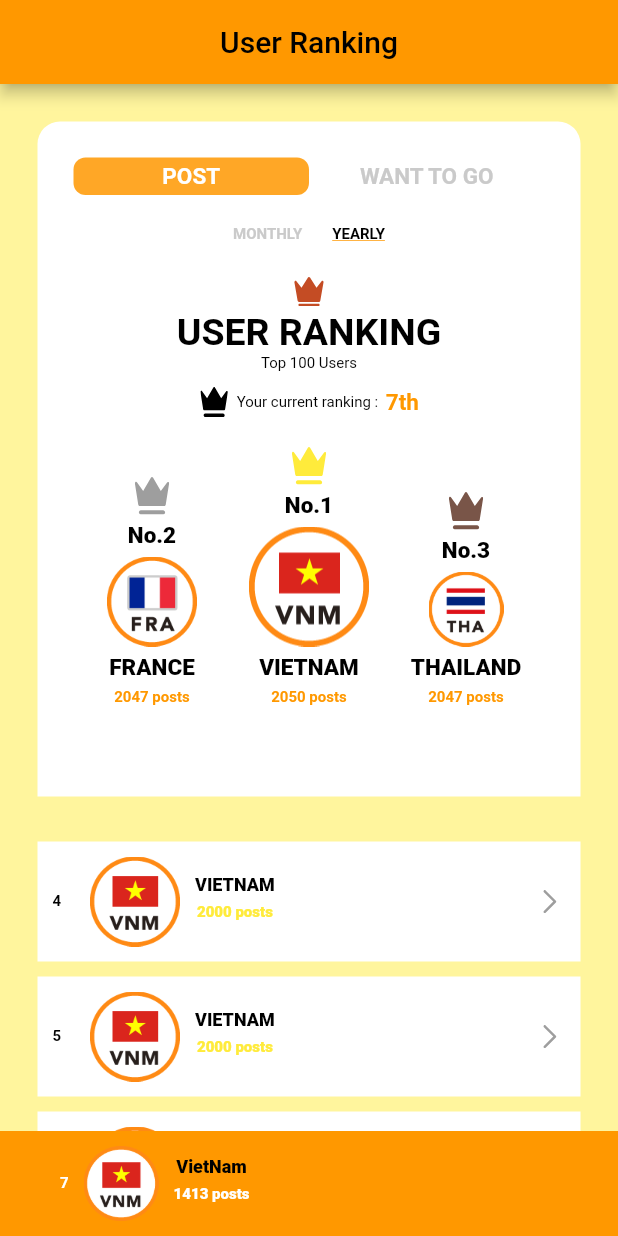
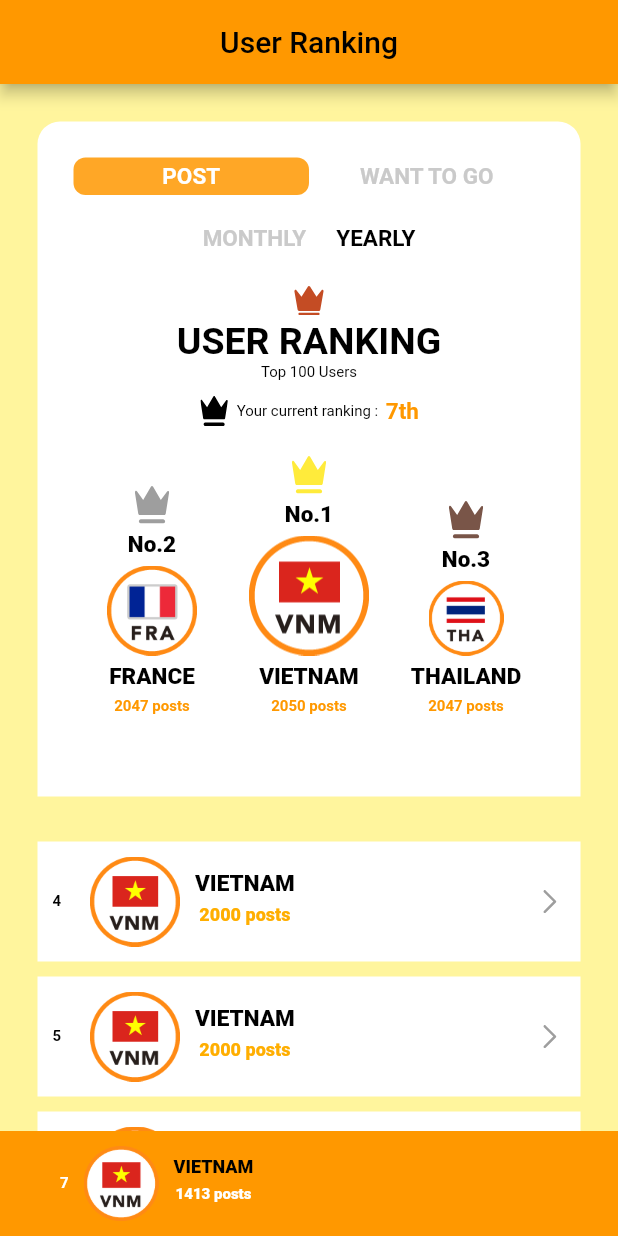
Before and after one commit to Dung-Luu-Tuan/flutter_user_ranking, a Flutter app: the screen it shows after launch, on a phone screen of 412 x 824 dp. Run offline on Flutter 3.47's test engine with Material 2 defaults, Android fonts, the phone set to English and light mode, and no system bars; our stand-ins replace flutter_svg.

Commit message:
make a tab feature

```diff
--- a/lib/main.dart
+++ b/lib/main.dart
@@ -37,6 +37,8 @@ class MyHomePage extends StatefulWidget {
 
 class _MyHomePageState extends State<MyHomePage> {
   bool isReadMore = false;
+  bool isPost = true;
+  bool isYearly = true;
 
   @override
   Widget build(BuildContext context) {
@@ -66,44 +68,62 @@ class _MyHomePageState extends State<MyHomePage> {
                                 Row(
                                   children: <Widget>[
                                     Expanded(
+                                        child: InkWell(
+                                            onTap: () =>
+                                                setState(() => {isPost = true}),
                                             child: Container(
                                               height: 25,
                                               decoration: BoxDecoration(
-                                          color: Colors.orange[400],
+                                                color: isPost
+                                                    ? Colors.orange[400]
+                                                    : Colors.white,
                                                 borderRadius:
                                                     BorderRadius.circular(8),
                                               ),
-                                        child: const Center(
+                                              child: Center(
                                                 child: Text('POST',
                                                     textAlign: TextAlign.center,
                                                     style: TextStyle(
                                                       fontSize: 15,
-                                                fontWeight: FontWeight.bold,
+                                                      fontWeight:
+                                                          FontWeight.bold,
                                                       fontFamily: 'Roboto',
-                                                color: Color.fromARGB(
-                                                    255, 255, 255, 255),
+                                                      color: isPost
+                                                          ? const Color
+                                                                  .fromARGB(255,
+                                                              255, 255, 255)
+                                                          : const Color
+                                                                  .fromARGB(255,
+                                                              202, 202, 202),
                                                     )),
                                               ),
-                                      ),
-                                    ),
+                                            ))),
                                     Expanded(
+                                      child: InkWell(
+                                        onTap: () =>
+                                            setState(() => {isPost = false}),
                                         child: Container(
                                           height: 25,
                                           decoration: BoxDecoration(
-                                          color: Colors.white,
+                                            color: !isPost
+                                                ? Colors.orange[400]
+                                                : Colors.white,
                                             borderRadius:
                                                 BorderRadius.circular(12),
                                           ),
-                                        child: const Center(
+                                          child: Center(
                                               child: Text('WANT TO GO',
                                                   textAlign: TextAlign.center,
                                                   style: TextStyle(
                                                     fontSize: 15,
                                                     fontWeight: FontWeight.bold,
                                                     fontFamily: 'Roboto',
-                                                color: Color.fromARGB(
+                                                    color: !isPost
+                                                        ? const Color.fromARGB(
+                                                            255, 255, 255, 255)
+                                                        : const Color.fromARGB(
                                                             255, 202, 202, 202),
-                                              )),
+                                                  ))),
                                         ),
                                       ),
                                     ),
@@ -122,14 +142,19 @@ class _MyHomePageState extends State<MyHomePage> {
                                           borderRadius:
                                               BorderRadius.circular(12),
                                         ),
-                                        child: const Text('MONTHLY',
+                                        child: InkWell(
+                                            onTap: () => setState(
+                                                () => {isYearly = false}),
+                                            child: Text('MONTHLY',
                                                 style: TextStyle(
-                                              fontSize: 10,
+                                                  fontSize: 15,
                                                   fontWeight: FontWeight.bold,
                                                   fontFamily: 'Roboto',
-                                              color: Color.fromARGB(
+                                                  color: !isYearly
+                                                      ? Colors.black
+                                                      : const Color.fromARGB(
                                                           255, 202, 202, 202),
-                                            )),
+                                                ))),
                                       ),
                                     ),
                                     Expanded(
@@ -142,16 +167,23 @@ class _MyHomePageState extends State<MyHomePage> {
                                           borderRadius:
                                               BorderRadius.circular(12),
                                         ),
-                                        child: const Text('YEARLY',
+                                        child: InkWell(
+                                            onTap: () => setState(
+                                                () => {isYearly = true}),
+                                            child: Text('YEARLY',
                                                 style: TextStyle(
-                                              fontSize: 10,
+                                                  fontSize: 15,
                                                   fontWeight: FontWeight.bold,
                                                   fontFamily: 'Roboto',
-                                              color: Colors.black,
-                                              decoration:
-                                                  TextDecoration.underline,
-                                              decorationColor: Colors.orange,
-                                            )),
+                                                  color: isYearly
+                                                      ? Colors.black
+                                                      : const Color.fromARGB(
+                                                          255, 202, 202, 202),
+                                                  // decoration:
+                                                  //     TextDecoration.underline,
+                                                  // decorationColor:
+                                                  //     Colors.orange,
+                                                ))),
                                       ),
                                     ),
                                   ],
@@ -259,9 +291,9 @@ class _MyHomePageState extends State<MyHomePage> {
                                     ),
                                   ],
                                 ),
-                                const TopRank(),
+                                TopRank(isPost: isPost, isYearly: isYearly),
                               ])),
-                      const RankingList(),
+                      RankingList(isPost: isPost),
                       SizedBox(
                         width: 500,
                         child: Column(
@@ -307,7 +339,7 @@ class _MyHomePageState extends State<MyHomePage> {
                       )
                     ],
                   )))),
-      bottomNavigationBar: const BottomNavigation(),
+      bottomNavigationBar: BottomNavigation(isPost: isPost),
       backgroundColor: Colors.yellow[200],
     );
   }
--- a/lib/screens/list_view_screen.dart
+++ b/lib/screens/list_view_screen.dart
@@ -1,26 +1,49 @@
 import 'package:flutter/material.dart';
 
 class SecondRoute extends StatelessWidget {
-  const SecondRoute({super.key, required this.s});
+  const SecondRoute({super.key, required this.s, required this.detail});
 
   final String s;
+  final String detail;
+
+  final String japan =
+      'Japan, island country lying off the east coast of Asia. It consists of a great string of islands in a northeast-southwest arc that stretches for approximately 1,500 miles (2,400 km) through the western North Pacific Ocean. Nearly the entire land area is taken up by the country’s four main islands; from north to south these are Hokkaido (Hokkaidō), Honshu (Honshū), Shikoku, and Kyushu (Kyūshū). Honshu is the largest of the four, followed in size by Hokkaido, Kyushu, and Shikoku.';
+  final String vietnam =
+      'Vietnam is a long, narrow nation shaped like the letter s. It is in Southeast Asia on the eastern edge of the peninsula known as Indochina. Its neighbors include China to the north and Laos and Cambodia to the west. The South China Sea lies to the east and south. The mountains of the Annam Cordillera rise over most of the western side of Vietnam, while a thousand-mile (1,600-kilometer) coastline dominates the east.';
 
   @override
   Widget build(BuildContext context) {
-    final ButtonStyle style =
-        ElevatedButton.styleFrom(textStyle: const TextStyle(fontSize: 50));
+    // final ButtonStyle style =
+    //     ElevatedButton.styleFrom(textStyle: const TextStyle(fontSize: 50));
 
     return Scaffold(
       appBar: AppBar(
         title: const Text('Second Route'),
       ),
       body: Center(
-        child: ElevatedButton(
-          style: style,
-          onPressed: () {
-            Navigator.pop(context);
-          },
-          child: Text("The user rank is: $s"),
+        child: Column(
+          mainAxisAlignment: MainAxisAlignment.start,
+          children: [
+            Expanded(
+              flex: 0,
+              child: Image.asset(
+                'assets/images/category/${detail == 'VIETNAM' ? 'category icon-34.png' : 'category icon-18.png'}',
+                width: 200,
+                height: 200,
+              ),
+            ),
+            Expanded(
+                flex: 0,
+                child: Padding(
+                  padding: const EdgeInsets.all(25.0),
+                  child: Text(detail == 'VIETNAM' ? vietnam : japan,
+                      style: const TextStyle(
+                          fontSize: 20,
+                          fontWeight: FontWeight.w800,
+                          fontFamily: 'Roboto',
+                          color: Colors.black)),
+                ))
+          ],
         ),
       ),
     );
--- a/lib/widgets/bottom_navigation.dart
+++ b/lib/widgets/bottom_navigation.dart
@@ -1,7 +1,11 @@
 import 'package:flutter/material.dart';
 
+import 'list_view.dart';
+
 class BottomNavigation extends StatelessWidget {
-  const BottomNavigation({super.key});
+  const BottomNavigation({super.key, required this.isPost});
+
+  final bool isPost;
 
   @override
   Widget build(BuildContext context) {
@@ -32,7 +36,7 @@ class BottomNavigation extends StatelessWidget {
                   child: Container(
                     margin: const EdgeInsets.only(right: 10, left: 10),
                     child: Image.asset(
-                      'assets/images/category/category icon-34.png',
+                      'assets/images/category/${isPost ? lists[0].avatar : lists2[0].avatar}',
                       width: 50,
                       height: 50,
                     ),
@@ -46,8 +50,11 @@ class BottomNavigation extends StatelessWidget {
                         flex: 0,
                         child: Container(
                           margin: const EdgeInsets.only(top: 0, left: 0),
-                          child: const Text('VietNam',
-                              style: TextStyle(
+                          child: Text(
+                              isPost
+                                  ? lists[0].name.toString()
+                                  : lists2[0].name.toString(),
+                              style: const TextStyle(
                                 fontSize: 12,
                                 fontWeight: FontWeight.w800,
                                 fontFamily: 'Roboto',
--- a/lib/widgets/list_view.dart
+++ b/lib/widgets/list_view.dart
@@ -21,8 +21,20 @@ final lists = List.generate(
   ),
 );
 
+final lists2 = List.generate(
+  96,
+  (i) => DetailListView(
+    i,
+    'category icon-18.png',
+    'JAPAN',
+    2000,
+  ),
+);
+
 class RankingList extends StatelessWidget {
-  const RankingList({super.key});
+  const RankingList({super.key, required this.isPost});
+
+  final bool isPost;
   @override
   Widget build(BuildContext context) {
     return Container(
@@ -35,7 +47,8 @@ class RankingList extends StatelessWidget {
                 physics: const NeverScrollableScrollPhysics(),
                 itemCount: 96,
                 itemBuilder: (BuildContext context, int index) {
-                  return ListViewDetail(detail: lists[index]);
+                  return ListViewDetail(
+                      detail: isPost ? lists[index] : lists2[index]);
                 }),
           )
         ]));
--- a/lib/widgets/list_view_detail.dart
+++ b/lib/widgets/list_view_detail.dart
@@ -52,9 +52,9 @@ class ListViewDetail extends StatelessWidget {
                           flex: 0,
                           child: Container(
                             margin: const EdgeInsets.only(top: 0, left: 0),
-                            child: Text(detail.name.toString(),
+                            child: Text(detail.name,
                                 style: const TextStyle(
-                                  fontSize: 12,
+                                  fontSize: 15,
                                   fontWeight: FontWeight.w800,
                                   fontFamily: 'Roboto',
                                   color: Colors.black,
@@ -67,10 +67,10 @@ class ListViewDetail extends StatelessWidget {
                             margin: const EdgeInsets.only(top: 5, bottom: 5),
                             child: Text('${detail.posts.toString()} posts',
                                 style: const TextStyle(
-                                    fontSize: 10,
+                                    fontSize: 12,
                                     fontWeight: FontWeight.w800,
                                     fontFamily: 'Roboto',
-                                    color: Colors.yellow)),
+                                    color: Color.fromARGB(255, 255, 174, 0))),
                           ),
                         ),
                       ],
@@ -84,8 +84,9 @@ class ListViewDetail extends StatelessWidget {
                     Navigator.push(
                       context,
                       MaterialPageRoute(
-                          builder: (context) =>
-                              SecondRoute(s: list[detail.index].toString())),
+                          builder: (context) => SecondRoute(
+                              s: list[detail.index].toString(),
+                              detail: detail.name)),
                     );
                   },
                   child: SvgPicture.asset(
--- a/lib/widgets/top_rank.dart
+++ b/lib/widgets/top_rank.dart
@@ -2,7 +2,7 @@ import 'package:flutter/material.dart';
 
 import 'top_rank_detail.dart';
 
-List<DetailRank> fakeTopRankLists = [
+List<DetailRank> fakeTopRankLists1 = [
   const DetailRank(
     'category icon-11.png',
     'FRANCE',
@@ -23,13 +23,39 @@ List<DetailRank> fakeTopRankLists = [
   )
 ];
 
+List<DetailRank> fakeTopRankLists2 = [
+  const DetailRank(
+    'category icon-17.png',
+    'ITALIA',
+    2047,
+    'top2',
+  ),
+  const DetailRank(
+    'category icon-18.png',
+    'JAPAN',
+    2047,
+    'top1',
+  ),
+  const DetailRank(
+    'category icon-20.png',
+    'KOREA',
+    2050,
+    'top3',
+  ),
+];
+
 class TopRank extends StatelessWidget {
-  const TopRank({super.key});
+  const TopRank({super.key, required this.isPost, required this.isYearly});
+
+  final bool isPost;
+  final bool isYearly;
 
   @override
   Widget build(BuildContext context) {
     return Row(mainAxisAlignment: MainAxisAlignment.start, children: [
-      for (var item in fakeTopRankLists) TopRankDetail(detail: item)
+      for (var item
+          in isPost == isYearly ? fakeTopRankLists1 : fakeTopRankLists2)
+        TopRankDetail(detail: item)
     ]);
   }
 }
```
Also changed, not shown: 1 other file. Lines whose indentation alone changed are shown as unchanged.
